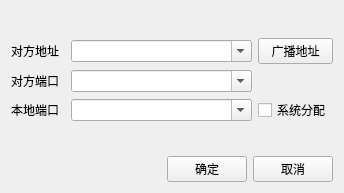
The window that resource/ui/create_udp_client_form.ui (uname/PySockDebuger) describes before a commit, drawn with Qt 5.
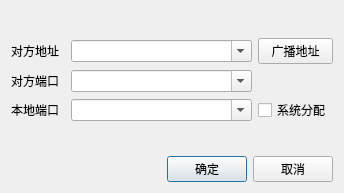
The same window after the commit.

Diff of the .ui file:
```diff
--- a/resource/ui/create_udp_client_form.ui
+++ b/resource/ui/create_udp_client_form.ui
@@ -171,6 +171,9 @@
        <property name="text">
         <string>确定</string>
        </property>
+       <property name="default">
+        <bool>true</bool>
+       </property>
       </widget>
      </item>
      <item>
```
